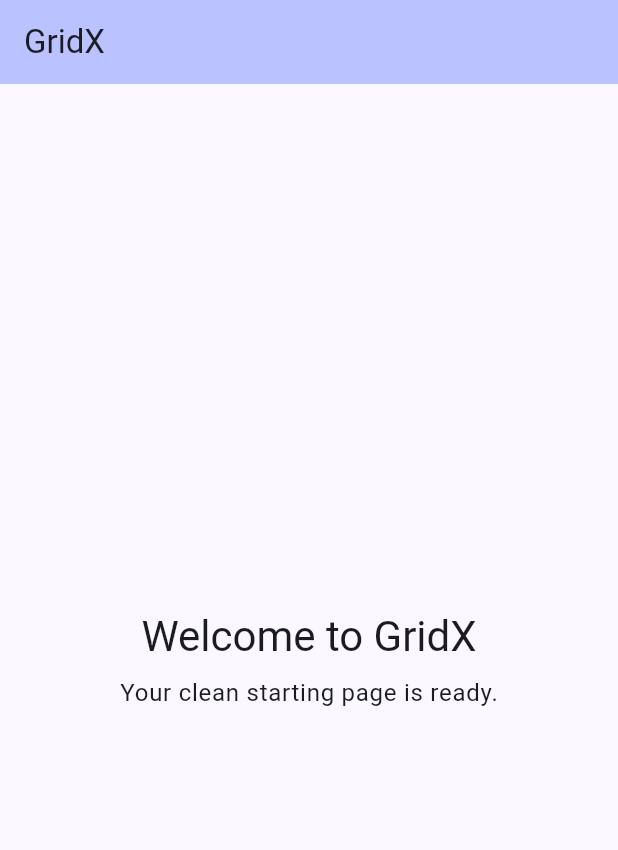
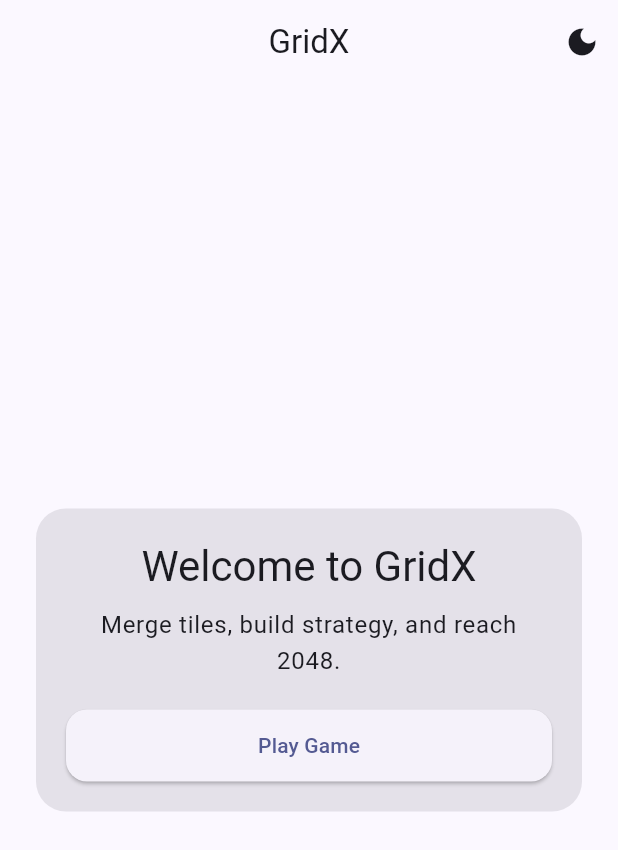
Before and after one commit to NJashwanth/GridX, a Flutter app: the screen it shows after launch, on a phone screen of 412 x 824 dp. Shown: the top 850 px of the screen. Run offline on Flutter 3.47's test engine with Material 3 defaults, Android fonts, the phone set to English and light mode, and no system bars; our stand-ins replace flutter_hooks, hooks_riverpod.

Commit message:
Add Riverpod hooks app shell with splash home and centralized theme

```diff
--- a/lib/main.dart
+++ b/lib/main.dart
@@ -1,50 +1,139 @@
 import 'package:flutter/material.dart';
+import 'package:flutter_hooks/flutter_hooks.dart';
+import 'package:hooks_riverpod/hooks_riverpod.dart';
+
+import 'theme/app_theme.dart';
 
 void main() {
-  runApp(const MyApp());
+  runApp(const ProviderScope(child: MyApp()));
 }
 
-class MyApp extends StatelessWidget {
+final themeModeProvider = StateProvider<ThemeMode>((ref) => ThemeMode.system);
+final showSplashProvider = StateProvider<bool>((ref) => true);
+
+class MyApp extends HookConsumerWidget {
   const MyApp({super.key});
 
   @override
-  Widget build(BuildContext context) {
+  Widget build(BuildContext context, WidgetRef ref) {
+    final showSplash = ref.watch(showSplashProvider);
+    final themeMode = ref.watch(themeModeProvider);
+
     return MaterialApp(
       title: 'GridX',
-      theme: ThemeData(
-        colorScheme: ColorScheme.fromSeed(seedColor: Colors.indigo),
+      debugShowCheckedModeBanner: false,
+      theme: AppTheme.lightTheme,
+      darkTheme: AppTheme.darkTheme,
+      themeMode: themeMode,
+      home: AnimatedSwitcher(
+        duration: const Duration(milliseconds: 350),
+        child: showSplash ? const SplashPage() : const HomePage(),
       ),
-      home: const HomePage(),
     );
   }
 }
 
-class HomePage extends StatelessWidget {
-  const HomePage({super.key});
+class SplashPage extends HookConsumerWidget {
+  const SplashPage({super.key});
 
   @override
-  Widget build(BuildContext context) {
+  Widget build(BuildContext context, WidgetRef ref) {
+    useEffect(() {
+      Future<void>.delayed(const Duration(seconds: 2), () {
+        ref.read(showSplashProvider.notifier).state = false;
+      });
+      return null;
+    }, const []);
+
     return Scaffold(
-      appBar: AppBar(
-        backgroundColor: Theme.of(context).colorScheme.inversePrimary,
-        title: const Text('GridX'),
-      ),
       body: Center(
         child: Column(
           mainAxisAlignment: MainAxisAlignment.center,
           children: [
             Text(
-              'Welcome to GridX',
-              style: Theme.of(context).textTheme.headlineMedium,
+              'GridX',
+              style: Theme.of(
+                context,
+              ).textTheme.displaySmall?.copyWith(fontWeight: FontWeight.w700),
             ),
-            const SizedBox(height: 8),
+            const SizedBox(height: 12),
             Text(
-              'Your clean starting page is ready.',
-              style: Theme.of(context).textTheme.bodyLarge,
+              '2048 inspired game',
+              style: Theme.of(context).textTheme.titleMedium,
             ),
+            const SizedBox(height: 28),
+            const CircularProgressIndicator(),
           ],
         ),
       ),
     );
   }
 }
+
+class HomePage extends HookConsumerWidget {
+  const HomePage({super.key});
+
+  @override
+  Widget build(BuildContext context, WidgetRef ref) {
+    final mode = ref.watch(themeModeProvider);
+
+    return Scaffold(
+      appBar: AppBar(
+        title: const Text('GridX'),
+        actions: [
+          IconButton(
+            tooltip: 'Toggle theme',
+            onPressed: () {
+              final nextMode = mode == ThemeMode.dark
+                  ? ThemeMode.light
+                  : ThemeMode.dark;
+              ref.read(themeModeProvider.notifier).state = nextMode;
+            },
+            icon: Icon(
+              mode == ThemeMode.dark ? Icons.light_mode : Icons.dark_mode,
+            ),
+          ),
+        ],
+      ),
+      body: SafeArea(
+        child: Padding(
+          padding: const EdgeInsets.all(20),
+          child: Center(
+            child: ConstrainedBox(
+              constraints: const BoxConstraints(maxWidth: 460),
+              child: Card(
+                child: Padding(
+                  padding: const EdgeInsets.all(20),
+                  child: Column(
+                    mainAxisSize: MainAxisSize.min,
+                    children: [
+                      Text(
+                        'Welcome to GridX',
+                        style: Theme.of(context).textTheme.headlineMedium,
+                        textAlign: TextAlign.center,
+                      ),
+                      const SizedBox(height: 10),
+                      Text(
+                        'Merge tiles, build strategy, and reach 2048.',
+                        style: Theme.of(context).textTheme.bodyLarge,
+                        textAlign: TextAlign.center,
+                      ),
+                      const SizedBox(height: 20),
+                      SizedBox(
+                        width: double.infinity,
+                        child: ElevatedButton(
+                          onPressed: () {},
+                          child: const Text('Play Game'),
+                        ),
+                      ),
+                    ],
+                  ),
+                ),
+              ),
+            ),
+          ),
+        ),
+      ),
+    );
+  }
+}
--- /dev/null
+++ b/lib/theme/app_theme.dart
@@ -0,0 +1,69 @@
+import 'package:flutter/material.dart';
+
+class AppTheme {
+  const AppTheme._();
+
+  static const _seedColor = Color(0xFF5B6CFF);
+
+  static ThemeData get lightTheme {
+    final scheme = ColorScheme.fromSeed(
+      seedColor: _seedColor,
+      brightness: Brightness.light,
+    );
+
+    return ThemeData(
+      useMaterial3: true,
+      colorScheme: scheme,
+      scaffoldBackgroundColor: scheme.surface,
+      appBarTheme: AppBarTheme(
+        backgroundColor: scheme.surface,
+        foregroundColor: scheme.onSurface,
+        centerTitle: true,
+      ),
+      cardTheme: CardThemeData(
+        color: scheme.surfaceContainerHighest,
+        elevation: 0,
+        shape: RoundedRectangleBorder(borderRadius: BorderRadius.circular(20)),
+      ),
+      elevatedButtonTheme: ElevatedButtonThemeData(
+        style: ElevatedButton.styleFrom(
+          shape: RoundedRectangleBorder(
+            borderRadius: BorderRadius.circular(14),
+          ),
+          padding: const EdgeInsets.symmetric(horizontal: 20, vertical: 14),
+        ),
+      ),
+    );
+  }
+
+  static ThemeData get darkTheme {
+    final scheme = ColorScheme.fromSeed(
+      seedColor: _seedColor,
+      brightness: Brightness.dark,
+    );
+
+    return ThemeData(
+      useMaterial3: true,
+      colorScheme: scheme,
+      scaffoldBackgroundColor: scheme.surface,
+      appBarTheme: AppBarTheme(
+        backgroundColor: scheme.surface,
+        foregroundColor: scheme.onSurface,
+        centerTitle: true,
+      ),
+      cardTheme: CardThemeData(
+        color: scheme.surfaceContainerHigh,
+        elevation: 0,
+        shape: RoundedRectangleBorder(borderRadius: BorderRadius.circular(20)),
+      ),
+      elevatedButtonTheme: ElevatedButtonThemeData(
+        style: ElevatedButton.styleFrom(
+          shape: RoundedRectangleBorder(
+            borderRadius: BorderRadius.circular(14),
+          ),
+          padding: const EdgeInsets.symmetric(horizontal: 20, vertical: 14),
+        ),
+      ),
+    );
+  }
+}
--- a/pubspec.yaml
+++ b/pubspec.yaml
@@ -30,6 +30,8 @@ environment:
 dependencies:
   flutter:
     sdk: flutter
+  flutter_hooks: ^0.21.3+1
+  hooks_riverpod: ^2.6.1
 
   # The following adds the Cupertino Icons font to your application.
   # Use with the CupertinoIcons class for iOS style icons.
```
Also changed, not shown: pubspec.lock, 1 other file.
